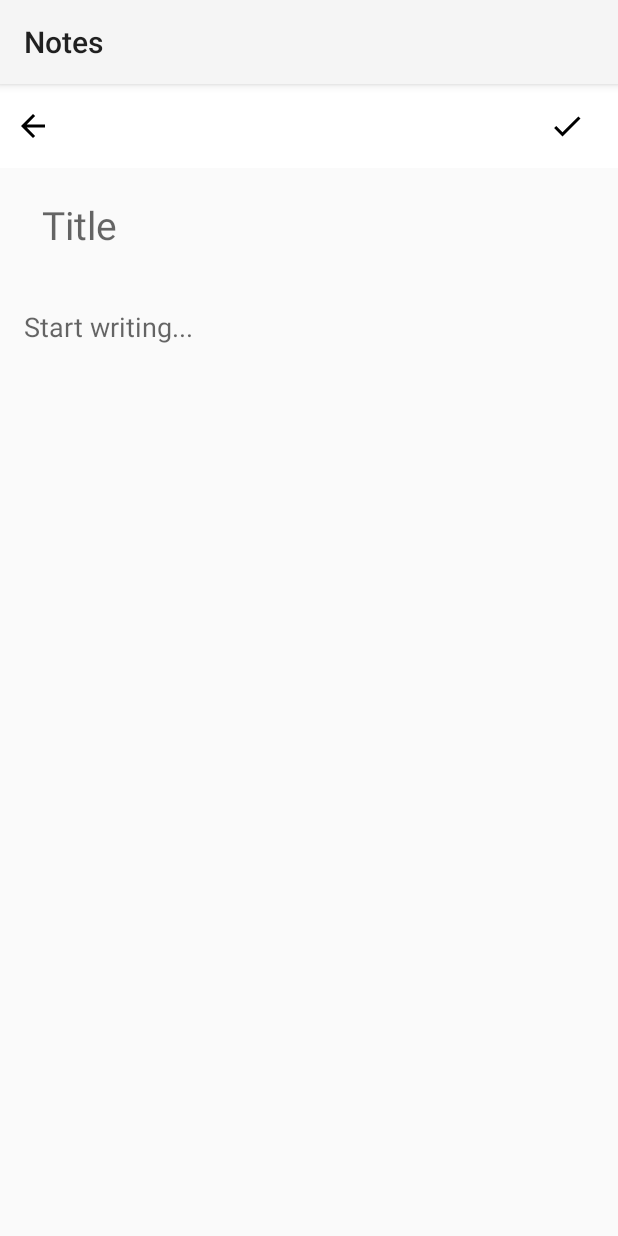
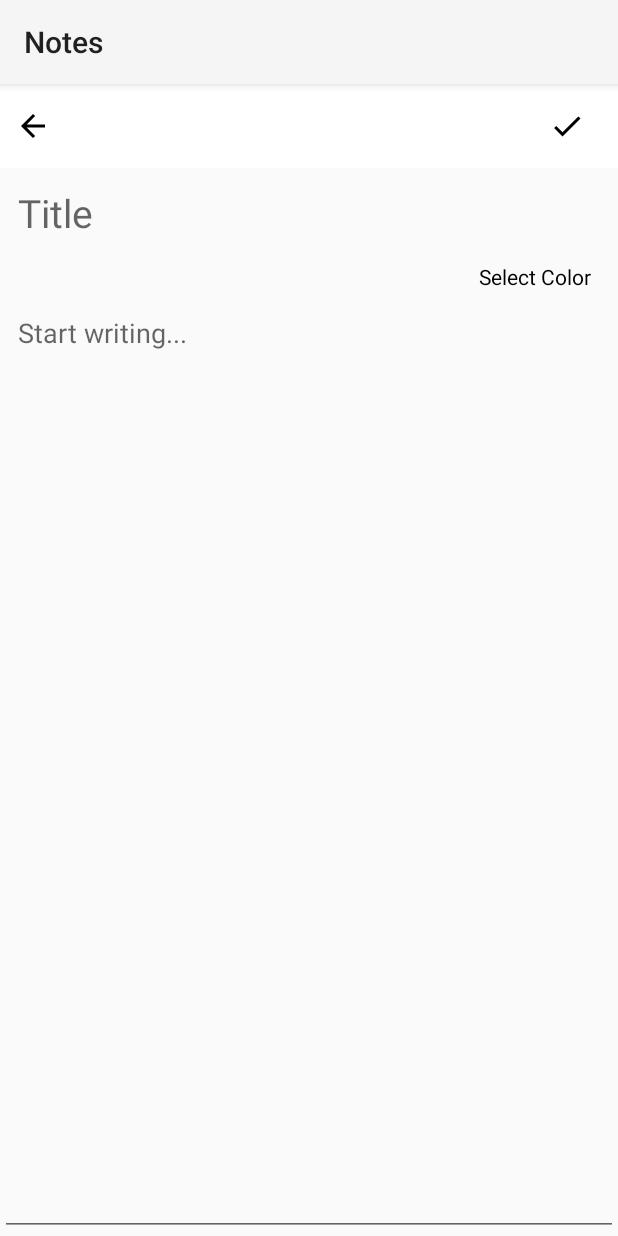
Before and after one commit to Regestrac/Notes, an Android app: the screen it shows after launch (AddNoteActivity), after a tap on an icon or button, on a phone screen of 412 x 824 dp. Run offline under Robolectric (Android 15) with nearby library versions, the phone set to English and light mode, and no system bars; our stand-ins replace Room's generated code.

Commit message:
Added option to select a background color for each note

```diff
--- a/app/src/main/java/com/regestrac/notes/AddNoteActivity.kt
+++ b/app/src/main/java/com/regestrac/notes/AddNoteActivity.kt
@@ -2,10 +2,20 @@ package com.regestrac.notes
 
 import android.annotation.SuppressLint
 import android.app.Activity
+import android.app.AlertDialog
+import android.content.Context
 import android.content.Intent
+import android.graphics.drawable.ColorDrawable
+import android.graphics.drawable.Drawable
 import androidx.appcompat.app.AppCompatActivity
 import android.os.Bundle
+import android.view.LayoutInflater
+import android.view.View
+import android.view.ViewGroup
+import android.widget.ArrayAdapter
+import android.widget.TextView
 import android.widget.Toast
+import androidx.core.content.ContextCompat
 import com.regestrac.notes.Modals.Note
 import com.regestrac.notes.databinding.ActivityAddNoteBinding
 import java.lang.Exception
@@ -25,9 +35,25 @@ class AddNoteActivity : AppCompatActivity() {
         setContentView(binding.root)
 
         try {
+            val colorMap: Map<String, Int> = mapOf(
+                "Red" to R.color.NoteColor1,
+                "Blue" to R.color.NoteColor2,
+                "Green" to R.color.NoteColor3,
+                "Yellow" to R.color.NoteColor4,
+                "Dark blue" to R.color.NoteColor5,
+                "Pink" to R.color.NoteColor6,
+                "Purple" to R.color.NoteColor7,
+            )
             oldNote = intent.getSerializableExtra("current_note") as Note
             binding.etTitle.setText(oldNote.title)
             binding.etNote.setText(oldNote.note)
+            binding.selectColor.text = oldNote.bgColor
+            val selectedColor = colorMap[oldNote.bgColor]?.let { ContextCompat.getColor(this, it) }
+            if (selectedColor != null) {
+                binding.etNote.setBackgroundColor(selectedColor)
+                binding.etTitle.setBackgroundColor(selectedColor)
+                binding.selectColor.setBackgroundColor(selectedColor)
+            }
             isUpdate = true
         } catch (e: Exception) {
             e.printStackTrace()
@@ -36,14 +62,15 @@ class AddNoteActivity : AppCompatActivity() {
         binding.imgCheck.setOnClickListener {
             val title = binding.etTitle.text.toString()
             val noteDescription = binding.etNote.text.toString()
+            val bgColor = binding.selectColor.text.toString()
 
             if (title.isNotEmpty() || noteDescription.isNotEmpty()) {
                 val formatter = SimpleDateFormat("EEE, d MMM yyyy HH:mm a")
 
                 note = if (isUpdate) {
-                    Note(oldNote.id, title, noteDescription, formatter.format(Date()))
+                    Note(oldNote.id, title, noteDescription, formatter.format(Date()), bgColor)
                 } else {
-                    Note(null, title, noteDescription, formatter.format(Date()))
+                    Note(null, title, noteDescription, formatter.format(Date()), bgColor)
                 }
 
                 val intent = Intent()
@@ -60,5 +87,61 @@ class AddNoteActivity : AppCompatActivity() {
         binding.imgBackArrow.setOnClickListener {
             onBackPressed()
         }
+
+        val colors = arrayOf(
+            R.color.NoteColor1,
+            R.color.NoteColor2,
+            R.color.NoteColor3,
+            R.color.NoteColor4,
+            R.color.NoteColor5,
+            R.color.NoteColor6,
+            R.color.NoteColor7,
+        )
+
+        binding.selectColor.setOnClickListener {
+            val colorNames = arrayOf("Red", "Blue", "Green", "Yellow", "Dark blue", "Pink", "Purple")
+            val selectColorDialog = AlertDialog.Builder(this@AddNoteActivity)
+            selectColorDialog.setTitle("Select a Color")
+            selectColorDialog.setCancelable(true)
+
+            val adapter = ColorAdapter(this@AddNoteActivity, R.layout.color_item, colors, colorNames)
+            selectColorDialog.setAdapter(adapter) { _, which ->
+                binding.selectColor.text = colorNames[which]
+                val selectedColor = ContextCompat.getColor(this, colors[which])
+
+                binding.etNote.setBackgroundColor(selectedColor)
+                binding.etTitle.setBackgroundColor(selectedColor)
+                binding.selectColor.setBackgroundColor(selectedColor)
+
+            }
+            selectColorDialog.setNeutralButton("Cancel"){_, _ ->
+            }
+
+            val alertBox = selectColorDialog.create()
+            alertBox.show()
+        }
+
     }
+    class ColorAdapter(context: Context, resource: Int, private val colors: Array<Int>, private val colorNames: Array<String>) :
+        ArrayAdapter<String>(context, resource, colorNames) {
+
+        override fun getView(position: Int, convertView: View?, parent: ViewGroup): View {
+            val view = convertView ?: LayoutInflater.from(context).inflate(R.layout.color_item, parent, false)
+
+            val colorCircle = view.findViewById<View>(R.id.colorCircle)
+            val colorResId = colors[position]
+
+            // Set background color of the circle
+            val circularDrawable = ContextCompat.getDrawable(context, R.drawable.circle_background)
+            colorCircle.background = circularDrawable
+            circularDrawable?.setTint(ContextCompat.getColor(context, colorResId))
+
+            // Set color name
+            val colorNameTextView = view.findViewById<TextView>(R.id.colorName)
+            colorNameTextView.text = colorNames[position]
+
+            return view
+        }
+    }
+
 }
--- a/app/src/main/java/com/regestrac/notes/Database/NoteDao.kt
+++ b/app/src/main/java/com/regestrac/notes/Database/NoteDao.kt
@@ -16,8 +16,8 @@ interface NoteDao {
     @Delete
     suspend fun delete(note: Note)
 
-    @Query("UPDATE notes_table SET title = :title, note = :note WHERE id = :id")
-    suspend fun update(id: Int?, title: String?, note: String?)
+    @Query("UPDATE notes_table SET title = :title, note = :note, bgColor = :bgColor WHERE id = :id")
+    suspend fun update(id: Int?, title: String?, note: String?, bgColor: String?)
 
     @Query("Select * from notes_table order by id ASC")
     fun getAllNotes(): LiveData<List<Note>>
--- a/app/src/main/java/com/regestrac/notes/Database/NoteDatabase.kt
+++ b/app/src/main/java/com/regestrac/notes/Database/NoteDatabase.kt
@@ -4,6 +4,8 @@ import android.content.Context
 import androidx.room.Database
 import androidx.room.Room
 import androidx.room.RoomDatabase
+import androidx.room.migration.Migration
+import androidx.sqlite.db.SupportSQLiteDatabase
 import com.regestrac.notes.Modals.Note
 import com.regestrac.notes.Utilities.DATABASE_NAME
 
@@ -29,5 +31,6 @@ abstract class NoteDatabase : RoomDatabase() {
                 instance
             }
         }
+
     }
 }
--- a/app/src/main/java/com/regestrac/notes/Database/NotesRepository.kt
+++ b/app/src/main/java/com/regestrac/notes/Database/NotesRepository.kt
@@ -16,6 +16,6 @@ class NotesRepository(private val noteDao: NoteDao) {
     }
 
     suspend fun update(note: Note) {
-        noteDao.update(note.id, note.title, note.note)
+        noteDao.update(note.id, note.title, note.note, note.bgColor)
     }
 }
--- a/app/src/main/java/com/regestrac/notes/MainActivity.kt
+++ b/app/src/main/java/com/regestrac/notes/MainActivity.kt
@@ -47,7 +47,7 @@ class MainActivity : AppCompatActivity(), NotesAdapter.NotesClickListener,
         viewModal = ViewModelProvider(
             this,
             ViewModelProvider.AndroidViewModelFactory.getInstance(application)
-        ).get(NoteViewModal::class.java)
+        )[NoteViewModal::class.java]
 
         viewModal.allNotes.observe(this) { list ->
             list?.let {
--- a/app/src/main/java/com/regestrac/notes/Modals/Note.kt
+++ b/app/src/main/java/com/regestrac/notes/Modals/Note.kt
@@ -11,4 +11,5 @@ data class Note(
     @ColumnInfo(name = "title") val title: String?,
     @ColumnInfo(name = "note") val note: String?,
     @ColumnInfo(name = "date") val date: String?,
+    @ColumnInfo(name = "bgColor") val bgColor: String?
 ) : Serializable
--- /dev/null
+++ b/app/src/main/res/drawable/circle_background.xml
@@ -0,0 +1,5 @@
+<?xml version="1.0" encoding="utf-8"?>
+<shape xmlns:android="http://schemas.android.com/apk/res/android"
+    android:shape="oval">
+    <solid android:color="#FFFF00" />
+</shape>
--- a/app/src/main/res/layout/activity_add_note.xml
+++ b/app/src/main/res/layout/activity_add_note.xml
@@ -49,28 +49,39 @@
     <EditText
         android:id="@+id/et_title"
         android:layout_width="0dp"
-        android:layout_marginStart="16dp"
-        android:layout_marginTop="8dp"
-        android:layout_marginEnd="16dp"
+        android:layout_height="wrap_content"
         android:background="@null"
+        android:ems="10"
+        android:hint="@string/title"
+        android:importantForAutofill="no"
+        android:inputType="text"
         android:padding="12dp"
-        android:layout_height="wrap_content"
-        android:ems="10"
         android:textSize="26sp"
-        android:inputType="text"
-        android:hint="@string/title"
         app:layout_constraintEnd_toEndOf="@+id/toolbar"
         app:layout_constraintStart_toStartOf="@+id/relativeLayout"
-        app:layout_constraintTop_toBottomOf="@+id/toolbar"
-        android:importantForAutofill="no" />
+        app:layout_constraintTop_toBottomOf="@+id/toolbar" />
+
+    <TextView
+        android:id="@+id/select_color"
+        android:layout_width="match_parent"
+        android:layout_height="wrap_content"
+        android:gravity="end"
+        android:text="@string/select_color"
+        android:textColor="@color/black"
+        android:paddingEnd="18dp"
+        android:paddingStart="0dp"
+        app:layout_constraintBottom_toTopOf="@+id/et_note"
+        app:layout_constraintEnd_toEndOf="parent"
+        app:layout_constraintStart_toStartOf="parent"
+        app:layout_constraintTop_toBottomOf="@+id/et_title" />
 
     <EditText
         android:id="@+id/et_note"
         android:layout_width="0dp"
         android:layout_height="0dp"
         android:layout_marginTop="26dp"
+        android:padding="12dp"
         android:ems="10"
-        android:background="@null"
         android:gravity="top"
         android:hint="@string/start_writing"
         android:lineSpacingMultiplier="1.8"
--- a/app/src/main/res/values/strings.xml
+++ b/app/src/main/res/values/strings.xml
@@ -4,4 +4,5 @@
     <string name="start_writing">Start writing...</string>
     <string name="note">Note</string>
     <string name="date">Date</string>
+    <string name="select_color">Select Color</string>
 </resources>
--- a/build.gradle.kts
+++ b/build.gradle.kts
@@ -1,5 +1,5 @@
 // Top-level build file where you can add configuration options common to all sub-projects/modules.
 plugins {
-    id("com.android.application") version "8.1.2" apply false
+    id("com.android.application") version "8.2.1" apply false
     id("org.jetbrains.kotlin.android") version "1.9.0" apply false
 }
```
Also changed, not shown: app/src/main/java/com/regestrac/notes/Adapter/NotesAdapter.kt (+15 -21 lines), app/src/main/res/layout/color_item.xml (added, +22 -0 lines), gradle/wrapper/gradle-wrapper.properties.
